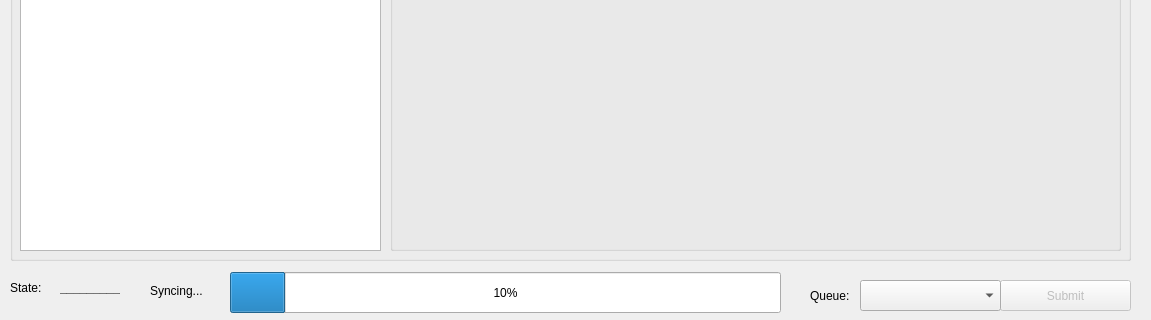
This is source/src/ui/task/task_view.ui in RosettaCommons/rosetta as Qt 5 draws it before an edit; both pictures show x 0 to 1151 and y 640 to 960 of the 1151 by 960 pixel window. The edited form follows.
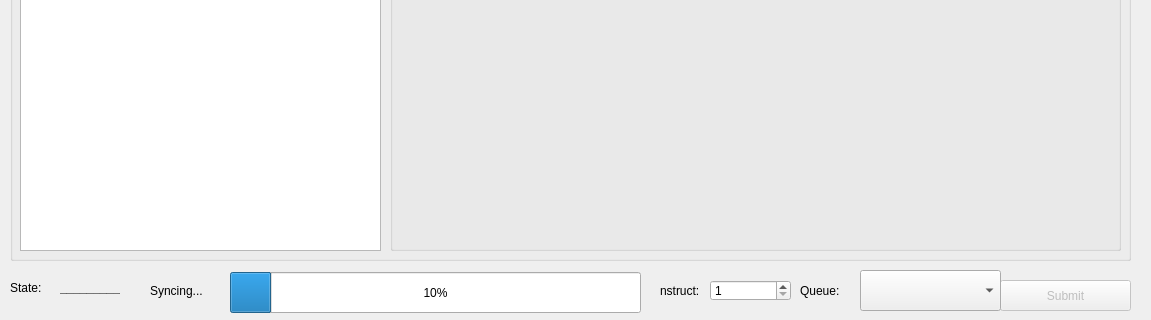
This is the edited form. Custom widgets are drawn as their Qt base class.

```diff
--- a/source/src/ui/task/task_view.ui
+++ b/source/src/ui/task/task_view.ui
@@ -268,7 +268,7 @@
     <rect>
      <x>150</x>
      <y>900</y>
-     <width>651</width>
+     <width>501</width>
      <height>61</height>
     </rect>
    </property>
@@ -277,7 +277,7 @@
      <rect>
       <x>80</x>
       <y>12</y>
-      <width>551</width>
+      <width>411</width>
       <height>41</height>
      </rect>
     </property>
@@ -354,10 +354,10 @@
   <widget class="QLabel" name="label_4">
    <property name="geometry">
     <rect>
-     <x>810</x>
-     <y>926</y>
+     <x>800</x>
+     <y>910</y>
      <width>61</width>
-     <height>20</height>
+     <height>41</height>
     </rect>
    </property>
    <property name="text">
@@ -368,12 +368,41 @@
    <property name="geometry">
     <rect>
      <x>860</x>
-     <y>920</y>
+     <y>910</y>
      <width>141</width>
-     <height>31</height>
+     <height>41</height>
     </rect>
    </property>
   </widget>
+  <widget class="QSpinBox" name="nstruct">
+   <property name="geometry">
+    <rect>
+     <x>710</x>
+     <y>920</y>
+     <width>81</width>
+     <height>21</height>
+    </rect>
+   </property>
+   <property name="minimum">
+    <number>1</number>
+   </property>
+   <property name="maximum">
+    <number>9999</number>
+   </property>
+  </widget>
+  <widget class="QLabel" name="label_6">
+   <property name="geometry">
+    <rect>
+     <x>660</x>
+     <y>910</y>
+     <width>51</width>
+     <height>41</height>
+    </rect>
+   </property>
+   <property name="text">
+    <string>nstruct:</string>
+   </property>
+  </widget>
  </widget>
  <customwidgets>
   <customwidget>
```
